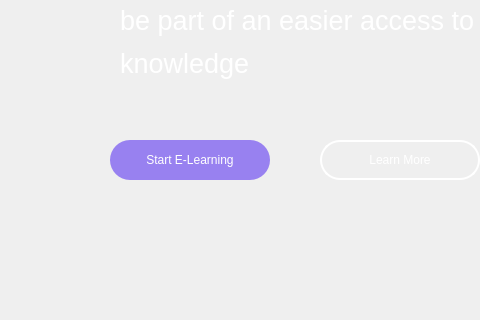
BKKyovtorov21/LSPro, file mainmenu.ui: the form before one commit; both pictures show x 0 to 480 and y 290 to 610 of the 1280 by 832 pixel window.
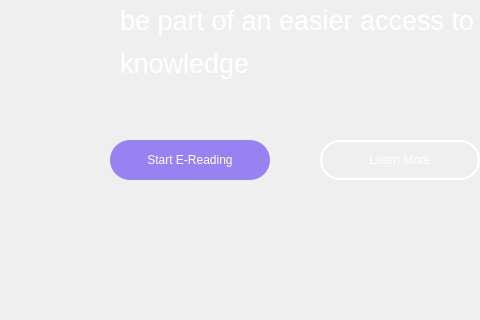
The form after the commit. Icons and pictures are not drawn.

```diff
--- a/mainmenu.ui
+++ b/mainmenu.ui
@@ -108,7 +108,7 @@
 }</string>
     </property>
     <property name="text">
-     <string>Start E-Learning</string>
+     <string>Start E-Reading</string>
     </property>
    </widget>
    <widget class="QPushButton" name="pushButton_2">
```
Left out of the diff: 2 changed lines with no effect on the pictures.
